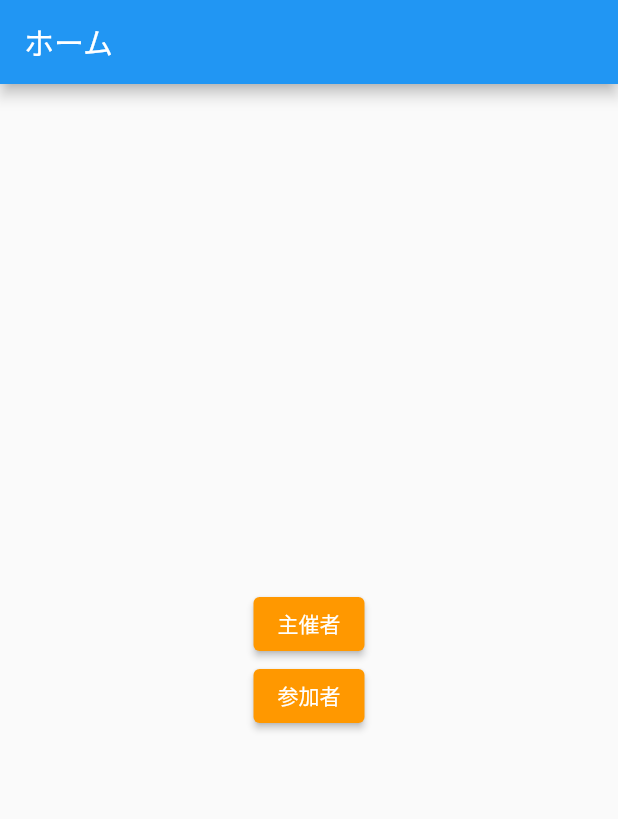
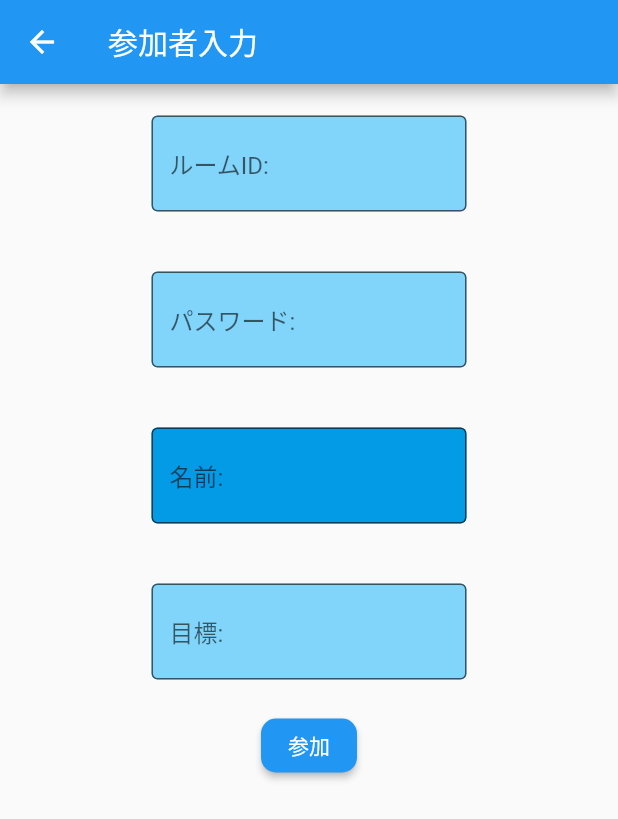
Before and after one commit to Tdrj2716/study_app_hackathon, a Flutter app: the screen it shows after launch, after a tap on "参加者", on a phone screen of 412 x 824 dp. Shown: the top 819 px of the screen. Run offline on Flutter 3.47's test engine with Material 2 defaults, Android fonts, the phone set to English and light mode, and no system bars.

Commit message:
Entranceの追加と画面遷移の変更

```diff
--- a/lib/Entrance.dart
+++ b/lib/Entrance.dart
@@ -1,68 +1,86 @@
 import 'package:flutter/material.dart';
+import '/NextPage.dart';
 
-class AuthPage extends StatefulWidget {
-  const AuthPage({Key? key}) : super(key: key);
-
+class Entrance extends StatefulWidget {
+  const Entrance({Key? key}) : super(key: key);
+  static String id = "entrance";
   @override
-  State<AuthPage> createState() => _AuthPageState();
+  State<Entrance> createState() => _EntranceState();
 }
 
-class _AuthPageState extends State<AuthPage> {
+class _EntranceState extends State<Entrance> {
   bool _isObscure = true;
 
   @override
   Widget build(BuildContext context) {
     return Scaffold(
+      resizeToAvoidBottomInset: false,
       appBar: AppBar(
         title: Text('参加者入力'),
         backgroundColor: Colors.blue,
       ),
-      body: Center(
+      body: SingleChildScrollView(
+        reverse: true,
         child: Container(
-          padding: const EdgeInsets.all(30.0),
+          padding: const EdgeInsets.all(1.0),
           child: Column(
+
             crossAxisAlignment: CrossAxisAlignment.start,
             children: <Widget>[
-              Padding(
-                  padding: const EdgeInsets.symmetric(horizontal: 8, vertical: 16),
+              Container(
+                  padding: const EdgeInsets.symmetric(horizontal: 100, vertical: 20),
                   child: TextField(
                     decoration: InputDecoration(
+                        fillColor: Colors.lightBlue[200],
+                        filled: true,
                         border: OutlineInputBorder(),
-                        hintText: 'ルームIDを入力してください'
+                        hintText: 'ルームID:'
                     ),
                   )
               ),
-              Padding(
-                  padding: const EdgeInsets.symmetric(horizontal: 8, vertical: 16),
+              Container(
+                  padding: const EdgeInsets.symmetric(horizontal: 100, vertical: 20),
                   child: TextField(
                     decoration: InputDecoration(
+                        fillColor: Colors.lightBlue[200],
+                        filled: true,
                         border: OutlineInputBorder(),
-                        hintText: 'パスワードを入力してください'
+                        hintText: 'パスワード:'
                     ),
                   )
               ),
-              Padding(
-                  padding: const EdgeInsets.symmetric(horizontal: 8, vertical: 16),
+              Container(
+                  padding: const EdgeInsets.symmetric(horizontal: 100, vertical: 20),
                   child: TextField(
                     decoration: InputDecoration(
+                        fillColor: Colors.lightBlue[600],
+                        filled: true,
                         border: OutlineInputBorder(),
-                        hintText: '名前を入力してください'
+                        hintText: '名前:'
                     ),
                   )
               ),
-              Padding(
-                  padding: const EdgeInsets.symmetric(horizontal: 8, vertical: 16),
+              Container(
+                  padding: const EdgeInsets.symmetric(horizontal: 100, vertical: 20),
                   child: TextField(
                     decoration: InputDecoration(
+                        fillColor: Colors.lightBlue[200],
+                        filled: true,
                         border: OutlineInputBorder(),
-                        hintText: '目標を入力してください'
+                        hintText: '目標:'
                     ),
                   )
               ),
-              Center(
+              Container(
+                alignment: Alignment.bottomCenter,
                 child: ElevatedButton(
-                    onPressed: (){},
-                    child: Text('ログイン')
+                    child: Text('参加'),
+                    style: ElevatedButton.styleFrom(
+                      shape: RoundedRectangleBorder(
+                        borderRadius: BorderRadius.circular(10),
+                      ),
+                    ),
+                    onPressed: (){}
                 ),
               ),
             ],
--- a/lib/main.dart
+++ b/lib/main.dart
@@ -1,4 +1,5 @@
 import 'package:flutter/material.dart';
+import 'package:project/Entrance.dart';
 import 'package:project/welcome.dart';
 
 import 'login.dart';
@@ -31,6 +32,7 @@ class MyApp extends StatelessWidget {
       home: Welcome(),
       routes: {
         LogIn.id: (context) => LogIn(),
+        Entrance.id: (context) => Entrance(),
       },
 
     );
--- a/lib/welcome.dart
+++ b/lib/welcome.dart
@@ -1,4 +1,5 @@
 import 'package:flutter/material.dart';
+import 'package:project/Entrance.dart';
 
 import 'login.dart';
 
@@ -30,7 +31,9 @@ class Welcome extends StatelessWidget {
               primary: Colors.orange,
               onPrimary: Colors.white,
             ),
-            onPressed: () {},
+            onPressed: () {
+              Navigator.pushNamed(context, Entrance.id);
+            },
           ),
         ],
       )),
```
